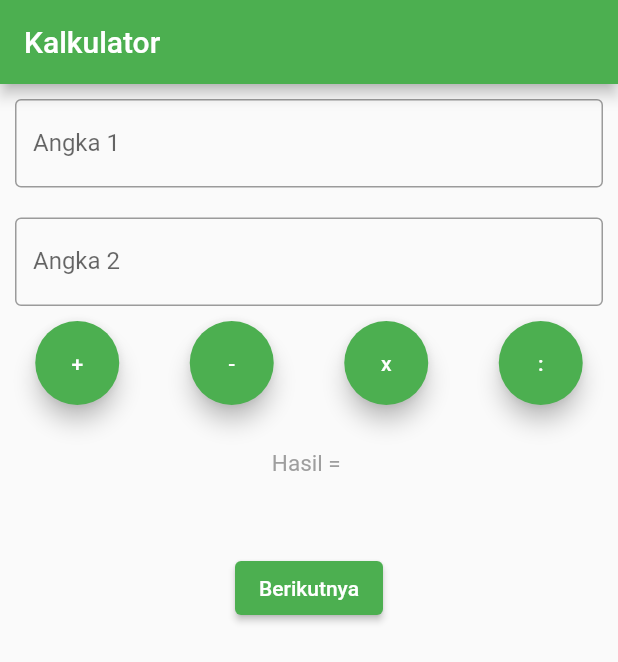
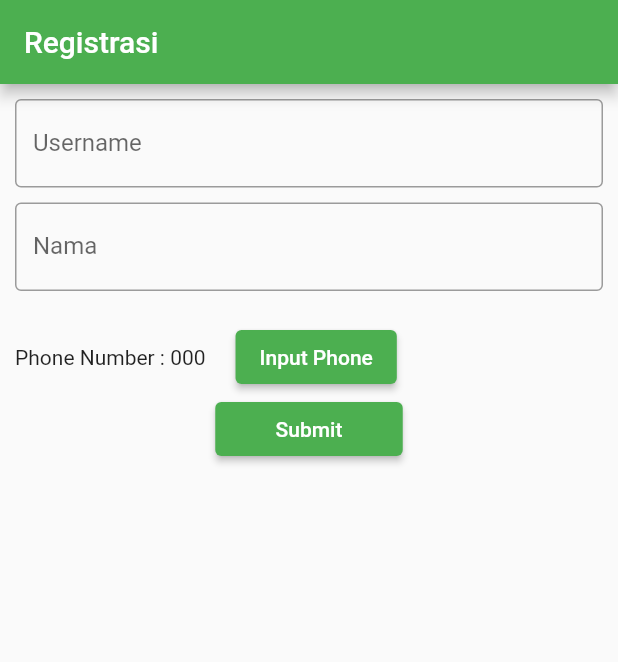
Before and after one commit to MicRoCats7/Flutter-Android, a Flutter app: the screen it shows after launch, on a phone screen of 412 x 824 dp. Shown: the top 662 px of the screen. Run offline on Flutter 3.47's test engine with Material 2 defaults, Android fonts, the phone set to English and light mode, and no system bars; missing offline and left inert: dart:ffi.

Commit message:
Menambahkan file register dan inputphone

```diff
--- /dev/null
+++ b/lib/Register.dart
@@ -0,0 +1,77 @@
+import 'package:flutter/material.dart';
+import 'package:flutterkalkulator/kalkulator.dart';
+import 'package:flutterkalkulator/InputPhone.dart';
+
+class Registrasi extends StatefulWidget {
+  const Registrasi({Key? key}) : super(key: key);
+
+  @override
+  State<Registrasi> createState() => _RegistrasiState();
+}
+
+class _RegistrasiState extends State<Registrasi> {
+
+  TextEditingController ctrUsername = TextEditingController();
+  TextEditingController ctrNama = TextEditingController();
+  String phoneNumber = "000";
+
+  Widget txtInput(TextEditingController controller, String username,){
+    return TextField(
+      controller: controller,
+      decoration: InputDecoration(
+          border: OutlineInputBorder(),
+          labelText: username
+      ),
+    );
+  }
+
+  Widget btnRegister(String btnSubmit){
+    return Container(
+      width: 125,
+      child: ElevatedButton(
+        onPressed: (){
+          Navigator.push(context, MaterialPageRoute(builder: (context) => kalkulator()));
+        },
+        child: Text (btnSubmit),
+      ),
+    );
+  }
+
+  @override
+  Widget build(BuildContext context) {
+    return Scaffold(
+      appBar: AppBar(title: Text("Registrasi"),),
+      body: Container(
+        margin: EdgeInsets.all(10),
+        child: Column(
+          children: [
+            txtInput(ctrUsername, "Username"),
+            SizedBox(height: 10,),
+            txtInput(ctrNama, "Nama"),
+            SizedBox(
+              height: 20,
+            ),
+              Row(
+                children: [
+                  Text(phoneNumber == "" ? "Invalid Number" : "Phone Number : $phoneNumber"),
+                  SizedBox(width: 20,),
+                  ElevatedButton(
+                      onPressed: () async{
+                        final result = await Navigator.push(context,
+                            MaterialPageRoute(builder: (context) => InputPhone()),
+                        );
+                        setState(() {
+                          phoneNumber = result.toString();
+                        });
+                      },
+                    child: Text("Input Phone"),
+                  )
+                ],
+              ),
+            btnRegister("Submit")
+          ],
+        ),
+      ),
+    );
+  }
+}
--- a/lib/kalkulator.dart
+++ b/lib/kalkulator.dart
@@ -88,7 +88,7 @@ class _kalkulatorState extends State<kalkulator> {
             Container(
               margin: EdgeInsets.only(top: 50),
               child: ElevatedButton(
-                child: Text('Berikutnya'),
+                child: Text('Berikut'),
                 onPressed: () {
                   Navigator.push(context, MaterialPageRoute(builder: (context) => Listview() ));
                 },
--- a/lib/listview.dart
+++ b/lib/listview.dart
@@ -10,7 +10,7 @@ class _ListviewState extends State<Listview> {
     "Amri",
     "Akbar",
     "Alwan",
-    "Jati",
+    "Danar",
     "Wira",
     "Bimo",
   ];
--- a/lib/main.dart
+++ b/lib/main.dart
@@ -1,4 +1,5 @@
 import 'package:flutter/material.dart';
+import 'package:flutterkalkulator/Register.dart';
 import 'package:flutterkalkulator/kalkulator.dart';
 
 void main() {
@@ -25,7 +26,7 @@ class MyApp extends StatelessWidget {
         // is not restarted.
         primarySwatch: Colors.green,
       ),
-      home: const kalkulator(),
+      home: const Registrasi(),
     );
   }
 }
--- a/lib/mydata.dart
+++ b/lib/mydata.dart
@@ -12,7 +12,7 @@ class MyData extends StatelessWidget {
       ),
       body: Padding(
         padding: EdgeInsets.all(10),
-        child: Text("Nama Saya $routeArgs"),
+        child: Text("Hey.... Nama Saya $routeArgs"),
       ),
     );
   }
```
Also changed, not shown: lib/InputPhone.dart (added, +39 -0 lines).
